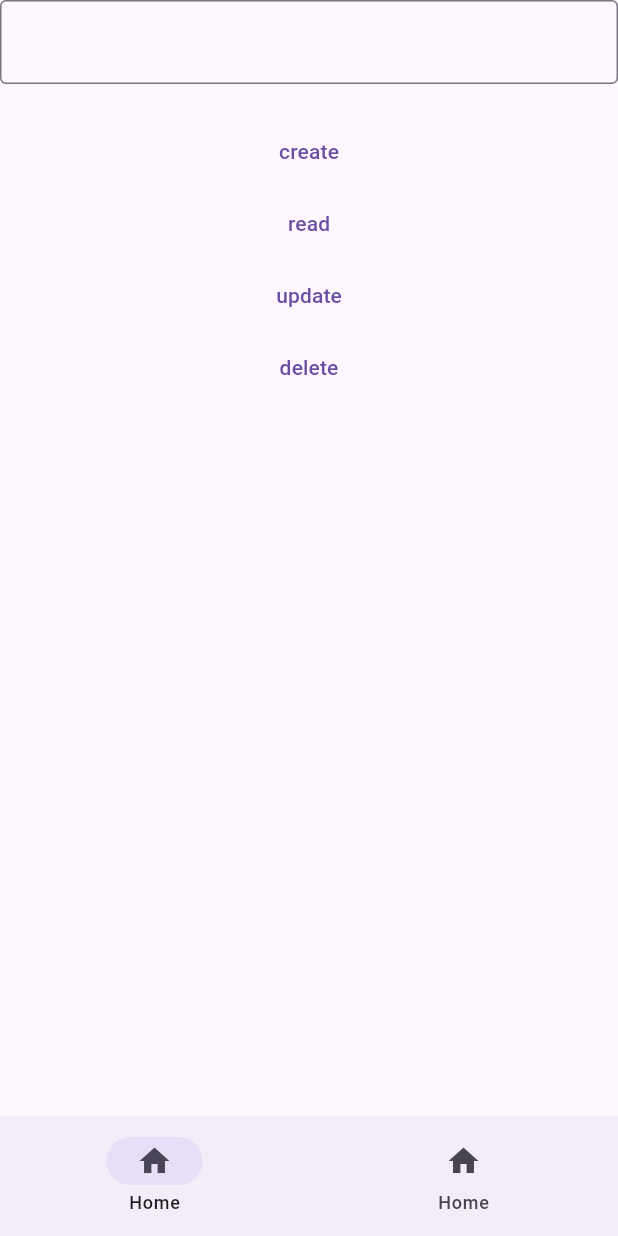
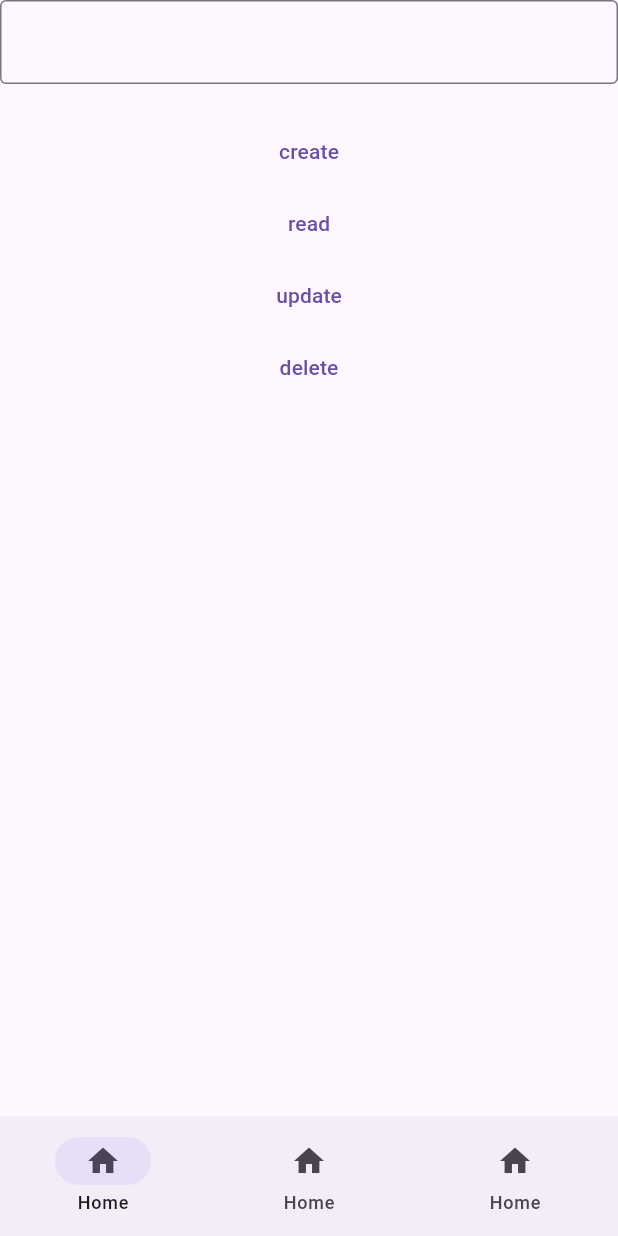
Before and after one commit to iamsaeedbm/jibeto, a Flutter app: the screen it shows after launch, on a phone screen of 412 x 824 dp. Run offline on Flutter 3.47's test engine with Material 3 defaults, Android fonts, the phone set to English and light mode, and no system bars.

Commit message:
modify nav bar

```diff
--- a/lib/component/nav_bar.dart
+++ b/lib/component/nav_bar.dart
@@ -15,6 +15,7 @@ class _CustomNavBarState extends State<CustomNavBar> {
     return NavigationBar(selectedIndex: selectedIndex, destinations: const [
       NavigationDestination(icon: Icon(Icons.home), label: 'Home'),
       NavigationDestination(icon: Icon(Icons.home), label: 'Home'),
+      NavigationDestination(icon: Icon(Icons.home), label: 'Home'),
     ]);
   }
 }
```
